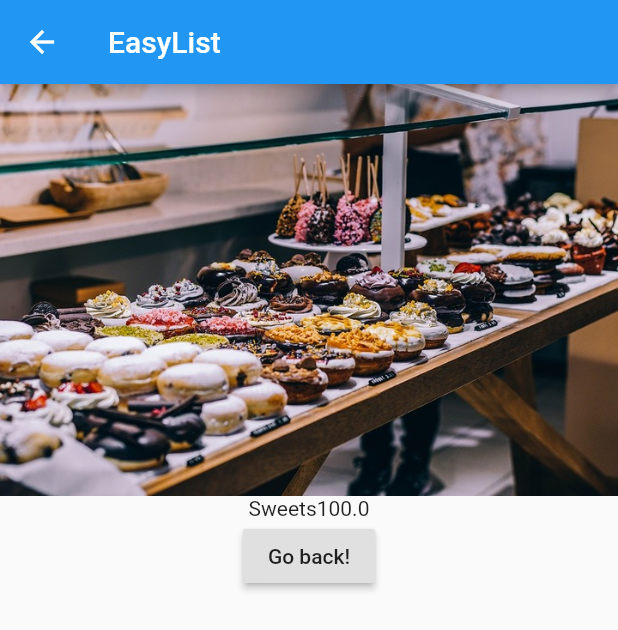
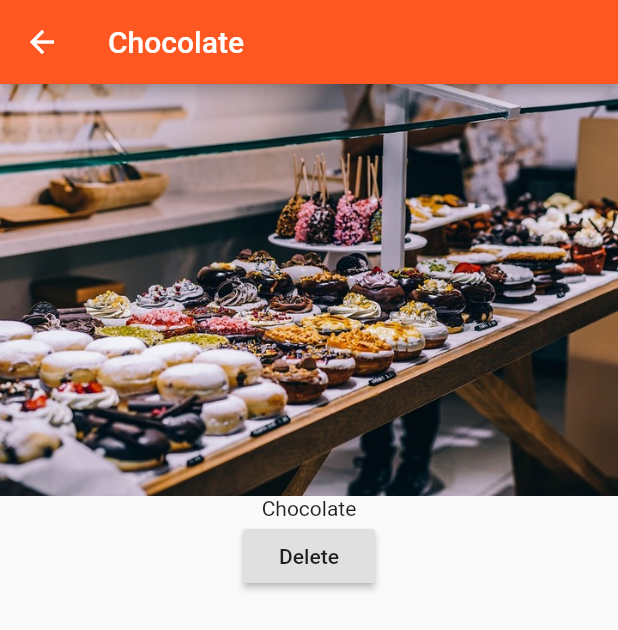
Before and after one commit to Sevak51/adding-list-with-tabs, a Flutter app: the ProductManager widget shown alone on an empty page, opened directly, after a tap on "Add Product", after a tap on "Details", on a phone screen of 412 x 824 dp. Shown: the top 630 px of the screen. Run offline on Flutter 3.47's test engine with Material 2 defaults, Android fonts, the phone set to English and light mode, and no system bars.

```diff
--- a/lib/pages/product.dart
+++ b/lib/pages/product.dart
@@ -1,35 +1,37 @@
+
 import 'package:flutter/material.dart';
+import 'dart:async';
 
-class Product extends StatelessWidget {
+class ProductPage extends StatelessWidget {
   final String title;
-  final String image;
-  final String price;
+  final String imageUrl;
 
-  Product(this.title, this.image, this.price);
+  ProductPage(this.title,this.imageUrl);
+
 
   @override
   Widget build(BuildContext context) {
-    return Scaffold(
+    return WillPopScope(
+        onWillPop:(){
+          Navigator.pop(context, true);
+          print('Popped up');
+          return Future.value(false);
+        }
+
+        ,child: Scaffold(
       appBar: AppBar(
-        title: Text('EasyList'),
+        title: Text(title),
       ),
-      body: Center(
-        child: Column(
-          children: <Widget>[
-            Image.asset(image),
-            Row(
-              mainAxisAlignment: MainAxisAlignment.center,
-              children: <Widget>[Text(title), Text(price)],
-            ),
-            RaisedButton(
-              onPressed: () {
-                Navigator.pop(context);
-              },
-              child: Text('Go back!'),
-            ),
-          ],
-        ),
-      ),
-    );
+      body: Column(children:<Widget>[
+        Image.asset(imageUrl),
+        Text(
+            title
+        ), RaisedButton (
+          child: Text('Delete'),
+          onPressed: (){
+            Navigator.pop(context, true);
+          },
+        )]),
+    ));
   }
 }
--- a/lib/product_control.dart
+++ b/lib/product_control.dart
@@ -1,3 +1,4 @@
+
 import 'package:flutter/material.dart';
 
 class ProductControl extends StatelessWidget {
@@ -11,9 +12,8 @@ class ProductControl extends StatelessWidget {
       color: Theme.of(context).primaryColor,
       onPressed: () {
         addProduct({
-          "title": "Sweets",
-          "imageurl": "assets/food.jpg",
-          "price": 100.00
+          'title':'Chocolate',
+          'imageUrl':'assets/food.jpg'
         });
       },
       child: Text('Add Product'),
--- a/lib/product_manager.dart
+++ b/lib/product_manager.dart
@@ -1,3 +1,7 @@
+import 'package:flutter/material.dart';
+
+import './products.dart';
+
 import 'package:flutter/material.dart';
 
 import './products.dart';
@@ -23,7 +27,9 @@ class _ProductManagerState extends State<ProductManager> {
   @override
   void initState() {
     print('[ProductManager State] initState()');
-    // _products.add(widget.startingProduct);
+    if (widget.startingProduct != null) {
+//      _products.add(widget.startingProduct);
+    }
     super.initState();
   }
 
@@ -40,6 +46,12 @@ class _ProductManagerState extends State<ProductManager> {
     print(_products);
   }
 
+  void _deleteProduct(int index){
+    setState(() {
+      _products.removeAt(index);
+    });
+  }
+
   @override
   Widget build(BuildContext context) {
     print('[ProductManager State] build()');
@@ -49,7 +61,7 @@ class _ProductManagerState extends State<ProductManager> {
           margin: EdgeInsets.all(10.0),
           child: ProductControl(_addProduct),
         ),
-        Expanded(child: Products(_products))
+        Expanded(child: Products(_products, deleteProduct: _deleteProduct))
       ],
     );
   }
--- a/lib/products.dart
+++ b/lib/products.dart
@@ -2,9 +2,10 @@ import 'package:flutter/material.dart';
 import 'package:first_app/pages/product.dart';
 
 class Products extends StatelessWidget {
-  final List<Map<String, dynamic>> products;
+  final List<Map<String,dynamic>> products;
+  final Function deleteProduct;
 
-  Products([this.products = const []]) {
+  Products(this.products, {this.deleteProduct}) {
     print('[Products Widget] Constructor');
   }
 
@@ -12,23 +13,33 @@ class Products extends StatelessWidget {
     return Card(
       child: Column(
         children: <Widget>[
-          Image.asset(products[index]['imageurl']),
+          Image.asset(products[index]['imageUrl']),
           Text(products[index]['title']),
-          Text(products[index]['price'].toString()),
           ButtonBar(
-              alignment: MainAxisAlignment.center,
-              children: <Widget>[
-                FlatButton(
-                  onPressed: () {
-                    Navigator.push(
-                      context,
-                      MaterialPageRoute(
-                          builder: (BuildContext context) => Product(products[index]['title'], products[index]['imageurl'], products[index]['price'].toString())),
-                    );
-                  },
-                  child: Text("Details"),
+            alignment: MainAxisAlignment.center,
+            children: <Widget>[
+              FlatButton(
+                child: Text('Details'),
+                onPressed: () => Navigator
+                    .push<bool>(
+                  context,
+                  MaterialPageRoute(
+                    builder: (BuildContext context) => ProductPage(
+                        products[index]['title'], products[index]['imageUrl']),
+                  ),
                 )
-              ]
+                    .then((bool value) {
+                  print('----------');
+                  print(value);
+                  print('----------');
+
+                  if (value == true) {
+                    deleteProduct(index);
+                  }
+
+                }),
+              )
+            ],
           )
         ],
       ),
@@ -36,16 +47,16 @@ class Products extends StatelessWidget {
   }
 
   Widget _buildProductList() {
-    Widget productsCard;
+    Widget productCards;
     if (products.length > 0) {
-      productsCard = ListView.builder(
+      productCards = ListView.builder(
         itemBuilder: _buildProductItem,
         itemCount: products.length,
       );
     } else {
-      productsCard = Center(child: Text('No products found'));
+      productCards = Container();
     }
-    return productsCard;
+    return productCards;
   }
 
   @override
```
Also changed, not shown: lib/main.dart (+10 -3 lines), lib/pages/auth.dart (added, +23 -0 lines), lib/pages/home.dart (+19 -7 lines), lib/pages/products_admin.dart (added, +33 -0 lines), lib/products_edit.dart (added, +12 -0 lines), lib/products_list.dart (added, +13 -0 lines).
